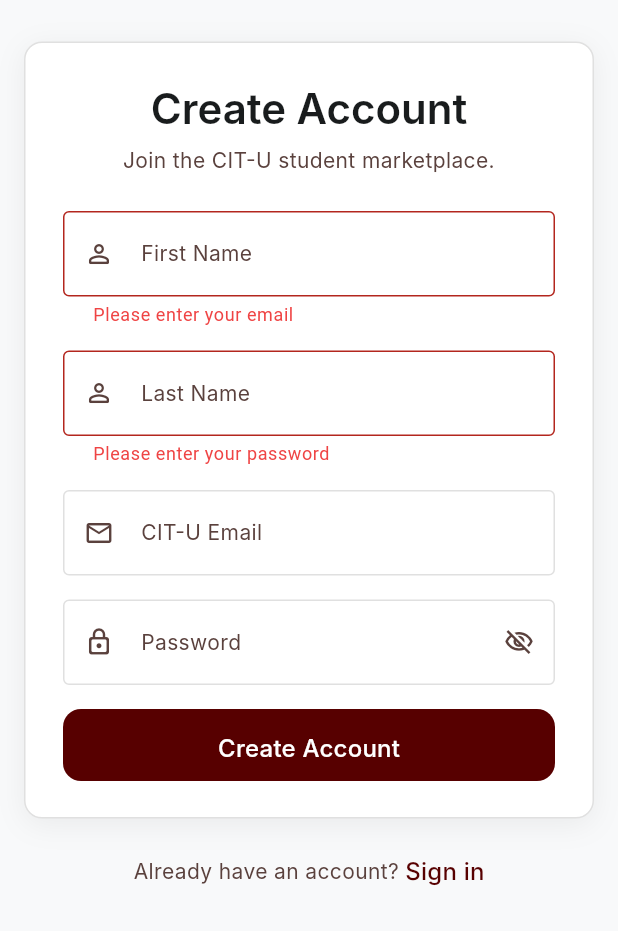
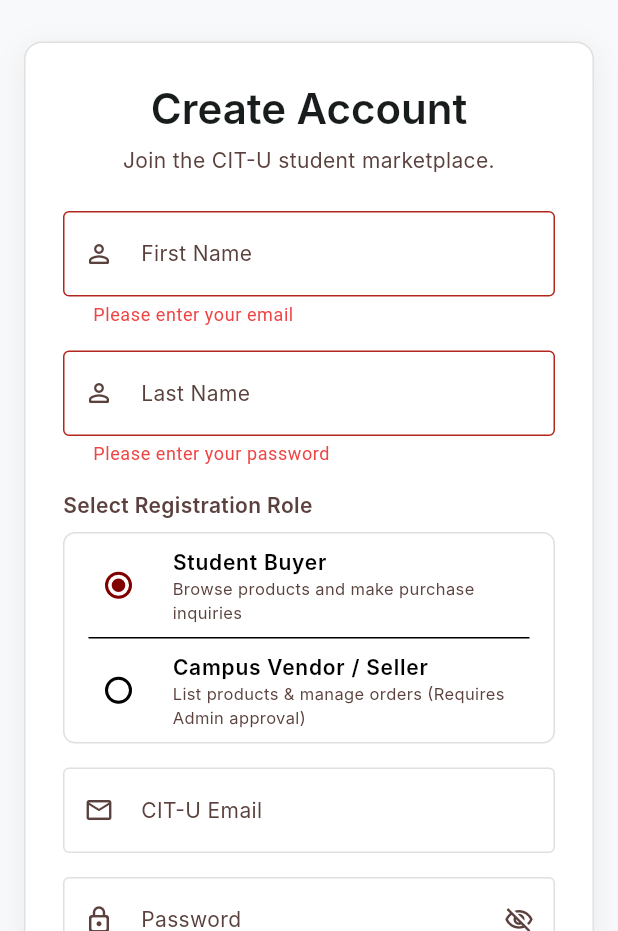
Before and after one commit to VeryLuckyMe/TeknoyCart, a Flutter app: the screen it shows after launch, after a tap on "Login", after a tap on "Sign up", on a phone screen of 412 x 824 dp, the part 305-1236 px from its top. Run offline on Flutter 3.47's test engine with Material 3 defaults, Android fonts, the phone set to English and light mode, and no system bars; our stand-ins replace flutter_riverpod, supabase_flutter; accounts and stored records are empty; Roboto replaces fonts that are missing (Inter).

Commit message:
feat: complete SRS/SDD compliance for mobile registration with RoleSelector and proper database insertions

```diff
--- a/lib/features/auth/providers/auth_provider.dart
+++ b/lib/features/auth/providers/auth_provider.dart
@@ -40,6 +40,7 @@ class AuthNotifier extends StateNotifier<AsyncValue<Profile?>> {
     required String email,
     required String username,
     required String password,
+    required String role,
   }) async {
     state = const AsyncValue.loading();
     try {
@@ -47,6 +48,7 @@ class AuthNotifier extends StateNotifier<AsyncValue<Profile?>> {
         email: email,
         username: username,
         password: password,
+        role: role,
       );
       state = AsyncValue.data(user);
     } catch (e, stackTrace) {
--- a/lib/features/auth/services/auth_service.dart
+++ b/lib/features/auth/services/auth_service.dart
@@ -67,6 +67,7 @@ class AuthService {
     required String email,
     required String username,
     required String password,
+    required String role,
   }) async {
     if (!isValidCituEmail(email)) {
       throw const FormatException(
@@ -83,7 +84,7 @@ class AuthService {
     final response = await _client.auth.signUp(
       email: email.trim(),
       password: password,
-      data: {'username': username.trim()},
+      data: {'username': username.trim(), 'role': role},
     );
 
     final user = response.user;
@@ -97,8 +98,8 @@ class AuthService {
       'full_name': username.trim(),
       'email': email.trim(),
       'password_hash': 'SUPABASE_AUTH_MANAGED',
-      'role': 'BUYER',
-      'is_verified': false,
+      'role': role,
+      'is_verified': role == 'BUYER' ? true : false, // Buyers approved auto, Sellers pending
     });
 
     return _userToProfile(user);
--- a/lib/features/auth/views/auth_gate_view.dart
+++ b/lib/features/auth/views/auth_gate_view.dart
@@ -20,6 +20,7 @@ class _AuthGateViewState extends ConsumerState<AuthGateView>
   final _lastNameController = TextEditingController();
   final _passwordController = TextEditingController();
 
+  String _selectedRole = 'BUYER';
   bool _isLoginTab = true;
   bool _obscurePassword = true;
 
@@ -57,7 +58,12 @@ class _AuthGateViewState extends ConsumerState<AuthGateView>
     if (_isLoginTab) {
       authNotifier.login(email: email, password: password);
     } else {
-      authNotifier.register(email: email, username: fullName, password: password);
+      authNotifier.register(
+        email: email,
+        username: fullName,
+        password: password,
+        role: _selectedRole,
+      );
     }
   }
 
@@ -208,6 +214,61 @@ class _AuthGateViewState extends ConsumerState<AuthGateView>
                                 }
                                 return null;
                               },
+                            ),
+                            const SizedBox(height: 16),
+                            // ── Role Selector ───────────────────────────────
+                            const Text(
+                              'Select Registration Role',
+                              style: TextStyle(
+                                fontFamily: 'Inter',
+                                fontSize: 14,
+                                fontWeight: FontWeight.w600,
+                                color: Color(0xFF5A413D),
+                              ),
+                            ),
+                            const SizedBox(height: 8),
+                            Container(
+                              decoration: BoxDecoration(
+                                border: Border.all(color: const Color(0xFFE0E0E0)),
+                                borderRadius: BorderRadius.circular(8),
+                              ),
+                              child: Column(
+                                children: [
+                                  RadioListTile<String>(
+                                    title: const Text(
+                                      'Student Buyer',
+                                      style: TextStyle(fontFamily: 'Inter', fontSize: 14, fontWeight: FontWeight.w600),
+                                    ),
+                                    subtitle: const Text(
+                                      'Browse products and make purchase inquiries',
+                                      style: TextStyle(fontFamily: 'Inter', fontSize: 11, color: Color(0xFF5A413D)),
+                                    ),
+                                    value: 'BUYER',
+                                    groupValue: _selectedRole,
+                                    activeColor: TeknoyTheme.citMaroon,
+                                    onChanged: (val) {
+                                      if (val != null) setState(() => _selectedRole = val);
+                                    },
+                                  ),
+                                  const Divider(height: 1, indent: 16, endIndent: 16),
+                                  RadioListTile<String>(
+                                    title: const Text(
+                                      'Campus Vendor / Seller',
+                                      style: TextStyle(fontFamily: 'Inter', fontSize: 14, fontWeight: FontWeight.w600),
+                                    ),
+                                    subtitle: const Text(
+                                      'List products & manage orders (Requires Admin approval)',
+                                      style: TextStyle(fontFamily: 'Inter', fontSize: 11, color: Color(0xFF5A413D)),
+                                    ),
+                                    value: 'SELLER',
+                                    groupValue: _selectedRole,
+                                    activeColor: TeknoyTheme.citMaroon,
+                                    onChanged: (val) {
+                                      if (val != null) setState(() => _selectedRole = val);
+                                    },
+                                  ),
+                                ],
+                              ),
                             ),
                             const SizedBox(height: 16),
                           ],
```
